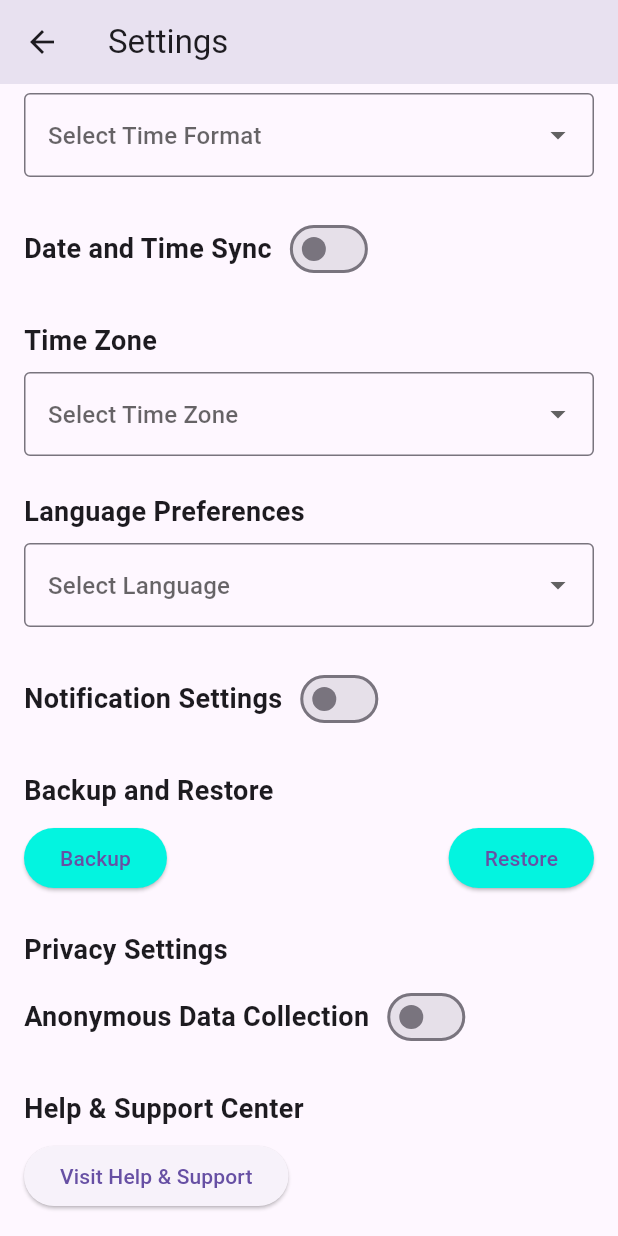
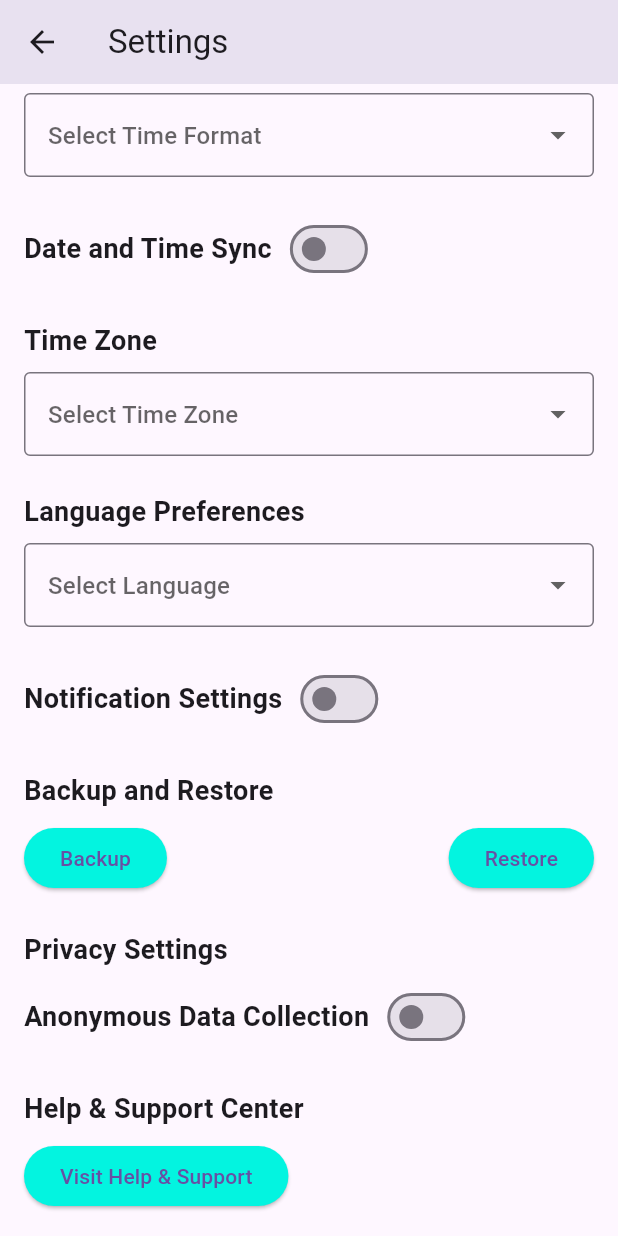
Before and after one commit to Dinethchathurya/Fix_Dates, a Flutter app: the screen it shows after launch, scrolled down 158 dp, on a phone screen of 412 x 824 dp. Run offline on Flutter 3.47's test engine with Material 3 defaults, Android fonts, the light colour scheme and no system bars.

Commit message:
Add color to the button
I added color to the "Help & Support Center" button.

```diff
--- a/fix_dates_app/lib/Screens/Settings/Settings.dart
+++ b/fix_dates_app/lib/Screens/Settings/Settings.dart
@@ -285,6 +285,9 @@ Widget _buildHelpAndSupportButton() {
         // Navigate to the help and support screen
         // You can use Navigator to push a new screen for help and support
       },
+      style: ElevatedButton.styleFrom(
+      backgroundColor: Color.fromARGB(255, 3, 244, 224),
+      ),// Background color of the button
       child: Text('Visit Help & Support'),
     );
   }
```
Also changed, not shown: Screenshot_20240411_172948.png (added).
